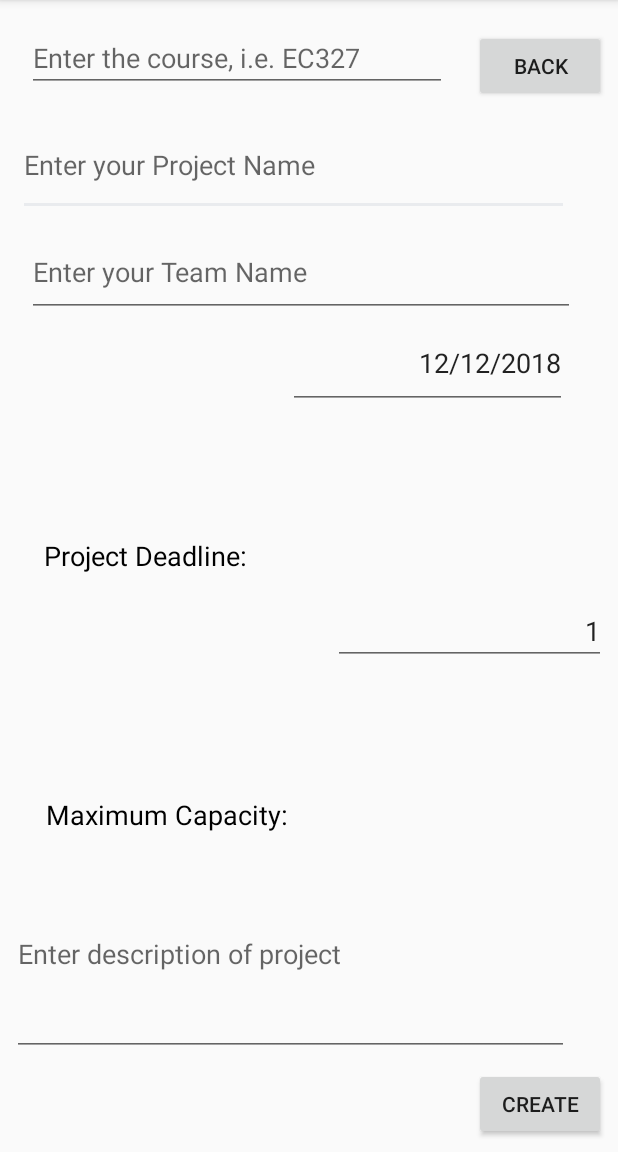
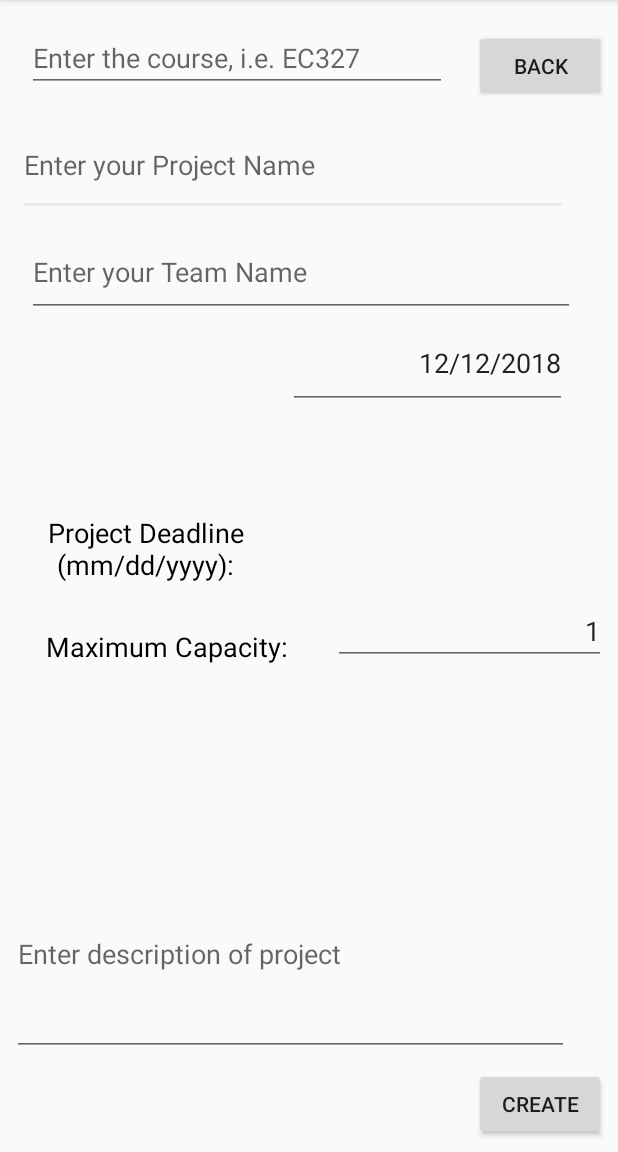
Before and after one commit to lukasrosario/EC327_Grouper, an Android app: the CreateGroupActivity screen opened directly, with no data from a screen before it, on a phone screen of 412 x 824 dp, the part 84-1236 px from its top. Run offline under Robolectric (Android 15) with nearby library versions, the light colour scheme and no system bars; our stand-ins replace Firebase (no records; nobody signed in at launch, a user with empty details on screens opened directly).

Commit message:
createGroup adds group to current user's projectGroups list

```diff
--- a/app/src/main/java/com/example/xsmil/grouper/RegisterActivity.java
+++ b/app/src/main/java/com/example/xsmil/grouper/RegisterActivity.java
@@ -139,9 +139,9 @@ public class RegisterActivity extends AppCompatActivity implements View.OnClickL
                     @Override
                     public void onComplete(@NonNull Task<AuthResult> task) {
                         if(task.isSuccessful()) {
+                            addUserToDB(firebaseAuth.getCurrentUser().getUid());
                             Toast.makeText(RegisterActivity.this, "Registered Successfully", Toast.LENGTH_SHORT).show();
                             finish();
-                            addUserToDB(firebaseAuth.getCurrentUser().getUid());
                             startActivity(new Intent(getApplicationContext(),MainActivity.class));
                         }
                         else {
@@ -162,6 +162,7 @@ public class RegisterActivity extends AppCompatActivity implements View.OnClickL
         String lastName = editTextLastName.getText().toString().trim();
 
         user user = new user(uid, firstName, lastName, email);
+        user.addGroup("0");
         Map<String, Object> userValues = user.toMap();
 
         userRef.child(uid).setValue(userValues);
--- a/app/src/main/res/layout/activity_create_group.xml
+++ b/app/src/main/res/layout/activity_create_group.xml
@@ -138,7 +138,7 @@
     <TextView
         android:id="@+id/proj_deadline"
         android:layout_width="177dp"
-        android:layout_height="32dp"
+        android:layout_height="47dp"
         android:layout_marginStart="8dp"
         android:layout_marginTop="8dp"
         android:layout_marginEnd="8dp"
@@ -151,7 +151,7 @@
         app:layout_constraintEnd_toStartOf="@+id/proj_deadline_input"
         app:layout_constraintHorizontal_bias="0.0"
         app:layout_constraintStart_toStartOf="parent"
-        app:layout_constraintTop_toBottomOf="@+id/team_name"
+        app:layout_constraintTop_toTopOf="parent"
         app:layout_constraintVertical_bias="1.0" />
 
     <TextView
@@ -166,10 +166,10 @@
         android:textAlignment="center"
         android:textColor="@color/common_google_signin_btn_text_dark_focused"
         android:textSize="18sp"
-        app:layout_constraintBottom_toTopOf="@+id/description"
+        app:layout_constraintBottom_toBottomOf="parent"
         app:layout_constraintEnd_toStartOf="@+id/max_capacity_input"
         app:layout_constraintStart_toStartOf="parent"
         app:layout_constraintTop_toBottomOf="@+id/proj_deadline"
-        app:layout_constraintVertical_bias="1.0" />
+        app:layout_constraintVertical_bias="0.063" />
 
 </android.support.constraint.ConstraintLayout>
--- a/app/src/main/res/values/strings.xml
+++ b/app/src/main/res/values/strings.xml
@@ -4,7 +4,7 @@
     <string name="back">Back</string>
     <string name="course">Enter the course, i.e. EC327</string>
     <string name="team_name">Enter your Team Name</string>
-    <string name="project_deadline">Project Deadline:</string>
+    <string name="project_deadline">Project Deadline (mm/dd/yyyy):</string>
     <string name="project_deadline_input">12/12/2018</string>
     <string name="deadline_to_form_group">Deadline to Form Group</string>
     <string name="project_description">Enter description of project</string>
```
Also changed, not shown: app/src/main/java/com/example/xsmil/grouper/CreateGroupActivity.java (+15 -12 lines).
